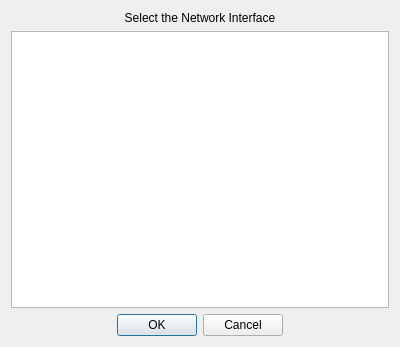
Before: the Qt Designer form apps/demo_qt_advanced/plk_qt_gui/ui/SelectNwInterfaceDialog.ui in OpenAutomationTechnologies/openPOWERLINK_Qt_App, drawn with Qt 5.
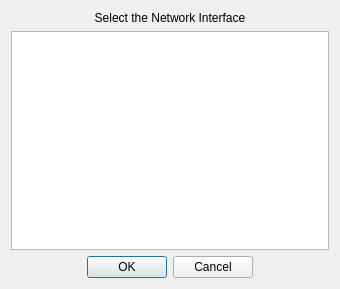
After: the same form once the commit is applied. Icons and pictures are not drawn.

```diff
--- a/apps/demo_qt_advanced/plk_qt_gui/ui/SelectNwInterfaceDialog.ui
+++ b/apps/demo_qt_advanced/plk_qt_gui/ui/SelectNwInterfaceDialog.ui
@@ -6,8 +6,8 @@
    <rect>
     <x>0</x>
     <y>0</y>
-    <width>400</width>
-    <height>347</height>
+    <width>340</width>
+    <height>289</height>
    </rect>
   </property>
   <property name="windowTitle">
```
Left out of the diff: 10 changed lines with no effect on the pictures.
